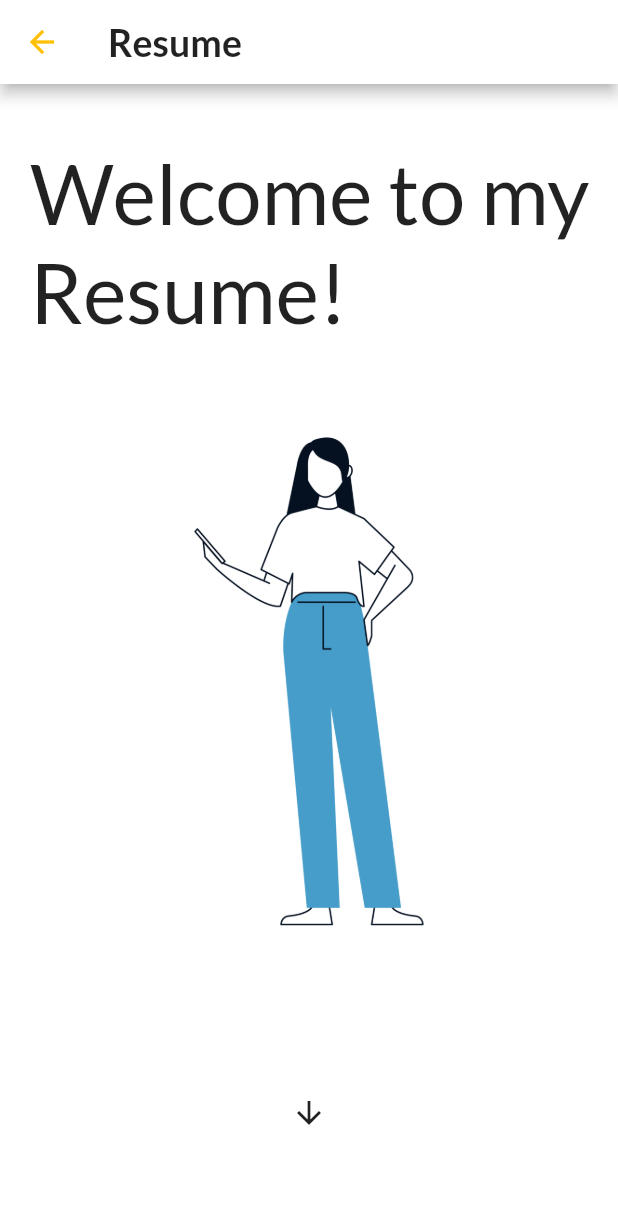
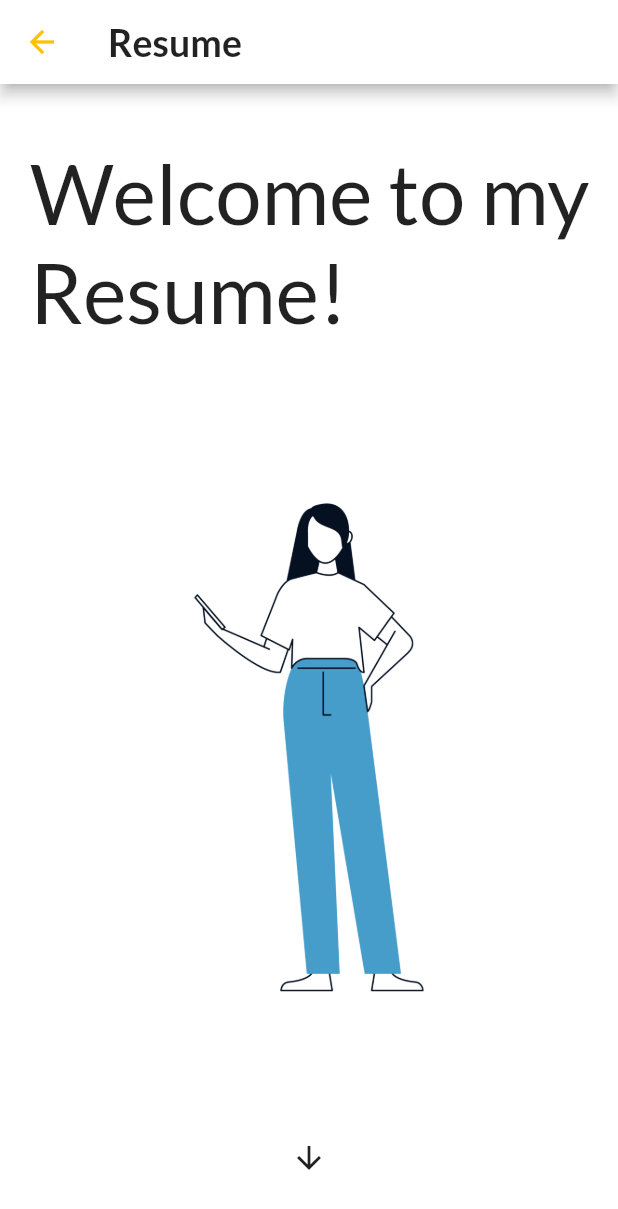
Before and after one commit to stefanovskatea/case-study-appinio, a Flutter app: the screen it shows after launch, after a tap on "My Resume", on a phone screen of 412 x 824 dp. Shown: the top 1209 px of the screen. Run offline on Flutter 3.47's test engine with Material 2 defaults, Android fonts, the phone set to English and light mode, and no system bars; our stand-ins replace get_it, google_fonts; network calls fail.

Commit message:
Resume Page UI fix

```diff
--- a/lib/screens/landing_page.dart
+++ b/lib/screens/landing_page.dart
@@ -26,8 +26,11 @@ class LandingPage extends StatelessWidget {
             const LandingPageButton(
                 route: 'CurrentForecastPage', title: 'Weather Forecast'),
             const LandingPageButton(route: 'CVPage', title: 'My Resume'),
-            Image.asset(
-              'assets/landing_page_illustration.jpg',
+            SizedBox(
+              height: 350,
+              child: Image.asset(
+                'assets/landing_page_illustration.jpg',
+              ),
             ),
           ],
         ),
--- a/lib/screens/resume_page.dart
+++ b/lib/screens/resume_page.dart
@@ -9,6 +9,12 @@ class ResumePage extends StatelessWidget {
 
   @override
   Widget build(BuildContext context) {
+    ScrollController controller = ScrollController();
+    void _goToElement() {
+      controller.animateTo((800.0),
+          duration: const Duration(milliseconds: 300), curve: Curves.easeOut);
+    }
+
     return Scaffold(
       backgroundColor: Colors.white,
       appBar: AppBar(
@@ -22,9 +28,10 @@ class ResumePage extends StatelessWidget {
                     fontWeight: FontWeight.w600))),
       ),
       body: ListView(
+        controller: controller,
         children: [
           Padding(
-            padding: const EdgeInsets.only(left: 20.0, top: 40, bottom:20),
+            padding: const EdgeInsets.only(left: 20.0, top: 40, bottom: 20),
             child: Text(
               'Welcome to my Resume!',
               style: GoogleFonts.lato(
@@ -34,22 +41,24 @@ class ResumePage extends StatelessWidget {
                       fontWeight: FontWeight.w400)),
             ),
           ),
-          Image.asset(
-            'assets/resume_illustration.jpg',
+          SizedBox(
+            height: 500,
+            child: Image.asset(
+              'assets/resume_illustration.jpg',
+            ),
           ),
-          const Padding(
-            padding: EdgeInsets.symmetric(vertical: 70.0),
-            child: Icon(Icons.arrow_downward),
-          ),
+          IconButton(
+              onPressed: () => _goToElement(),
+              icon: const Icon(Icons.arrow_downward)),
           const SizedBox(height: 50),
           const ResumeTitleCell(),
           const Padding(
-            padding: EdgeInsets.symmetric(vertical: 50.0),
+            padding: EdgeInsets.symmetric(vertical: 30.0),
             child: Icon(Icons.bubble_chart_outlined),
           ),
           const ResumeDescriptionCell(),
           const Padding(
-            padding: EdgeInsets.symmetric(vertical: 50.0),
+            padding: EdgeInsets.symmetric(vertical: 30.0),
             child: Icon(Icons.bubble_chart),
           ),
           const ContactInfoCell(),
```
